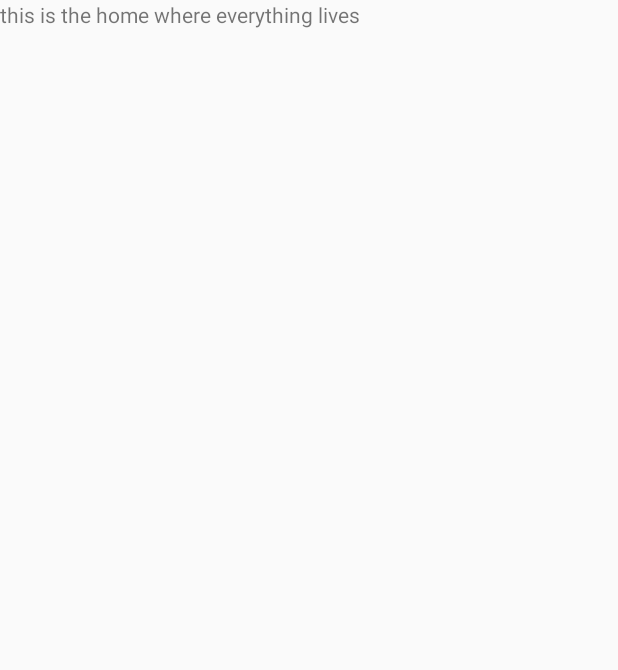
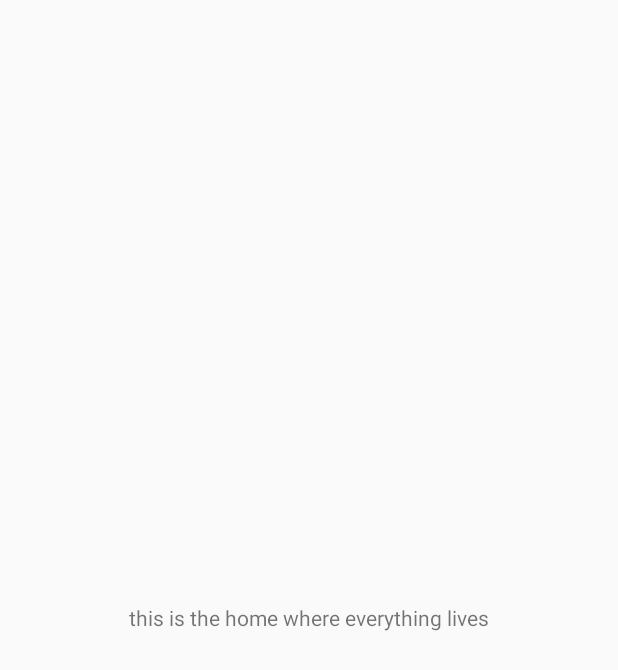
Before and after one commit to swbain/Oblique-Strategies-KMP, an Android app: the layout activity_home.xml on its own in the app's theme, with its tools: preview values and no code run, on a phone screen of 412 x 824 dp. Shown: the top 670 px of the screen. Run offline under Robolectric (Android 15) with nearby library versions, the phone set to English and light mode, and no system bars.

```diff
--- a/app/build.gradle
+++ b/app/build.gradle
@@ -26,4 +26,7 @@ dependencies {
     apt 'com.google.dagger:dagger-compiler:2.5'
     compile 'com.google.dagger:dagger:2.5'
     provided 'javax.annotation:jsr250-api:1.0'
+
+    compile 'com.jakewharton:butterknife:8.2.1'
+    apt 'com.jakewharton:butterknife-compiler:8.2.1'
 }
--- a/app/src/main/java/com/stephenbain/obliquestrategies/view/HomeActivity.java
+++ b/app/src/main/java/com/stephenbain/obliquestrategies/view/HomeActivity.java
@@ -3,6 +3,9 @@ package com.stephenbain.obliquestrategies.view;
 import android.os.Bundle;
 import android.support.annotation.Nullable;
 import android.support.v7.app.AppCompatActivity;
+import android.view.View;
+import android.widget.TextView;
+import butterknife.BindView;
 import com.stephenbain.obliquestrategies.MyApplication;
 import com.stephenbain.obliquestrategies.R;
 
@@ -11,6 +14,9 @@ import javax.inject.Inject;
 public class HomeActivity extends AppCompatActivity implements HomePresenter.HomeView {
 
     @Inject HomePresenter presenter;
+
+    @BindView(R.id.touchIntercept) View touchIntercept;
+    @BindView(R.id.strategy) TextView strategy;
 
     @Override
     protected void onCreate(@Nullable Bundle savedInstanceState) {
--- a/app/src/main/java/com/stephenbain/obliquestrategies/view/HomePresenter.java
+++ b/app/src/main/java/com/stephenbain/obliquestrategies/view/HomePresenter.java
@@ -30,4 +30,8 @@ public class HomePresenter {
     interface HomeView {
 
     }
+
+    interface ClickListener {
+
+    }
 }
--- a/app/src/main/res/layout/activity_home.xml
+++ b/app/src/main/res/layout/activity_home.xml
@@ -1,12 +1,18 @@
 <?xml version="1.0" encoding="utf-8"?>
-<LinearLayout xmlns:android="http://schemas.android.com/apk/res/android"
+<RelativeLayout xmlns:android="http://schemas.android.com/apk/res/android"
     android:layout_width="match_parent"
-    android:layout_height="match_parent"
-    android:orientation="vertical">
+    android:layout_height="match_parent">
+
+    <FrameLayout
+        android:id="@+id/touchIntercept"
+        android:layout_width="match_parent"
+        android:layout_height="match_parent" />
 
     <TextView
+        android:id="@+id/strategy"
         android:layout_width="wrap_content"
         android:layout_height="wrap_content"
-        android:text="this is the home where everything lives"/>
+        android:text="this is the home where everything lives"
+        android:layout_centerInParent="true"/>
 
-</LinearLayout>
+</RelativeLayout>
--- a/app/src/main/res/values/styles.xml
+++ b/app/src/main/res/values/styles.xml
@@ -1,7 +1,7 @@
 <resources>
 
     <!-- Base application theme. -->
-    <style name="AppTheme" parent="Theme.AppCompat.Light.DarkActionBar">
+    <style name="AppTheme" parent="Theme.AppCompat.Light.NoActionBar">
         <!-- Customize your theme here. -->
         <item name="colorPrimary">@color/colorPrimary</item>
         <item name="colorPrimaryDark">@color/colorPrimaryDark</item>
```
